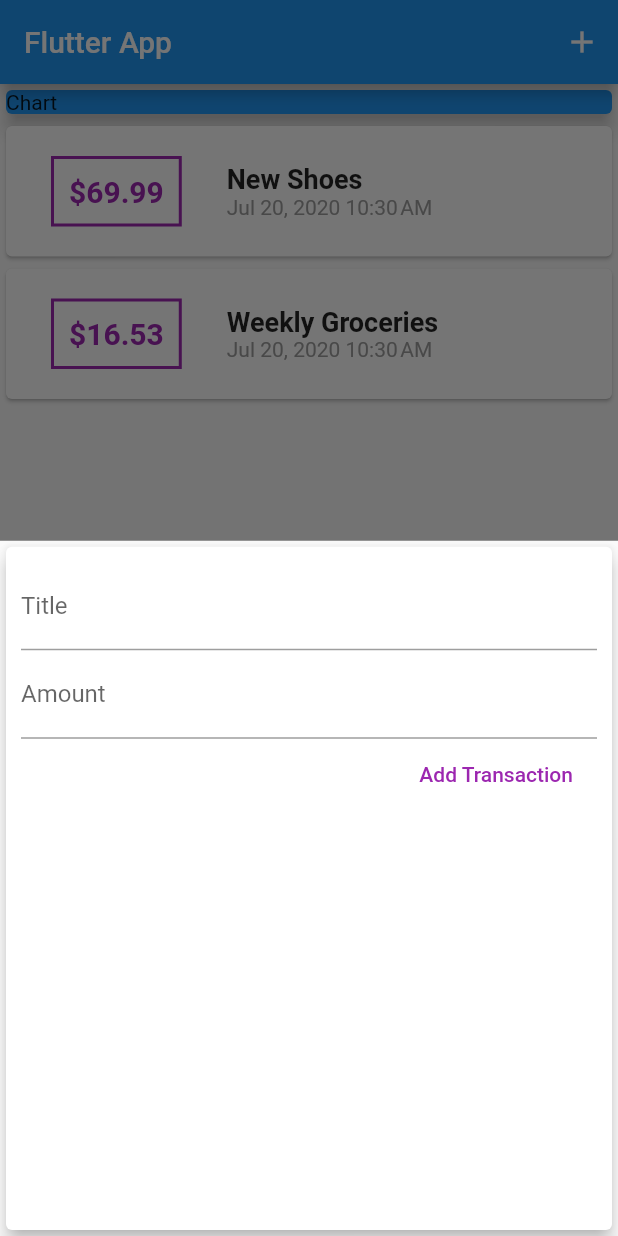
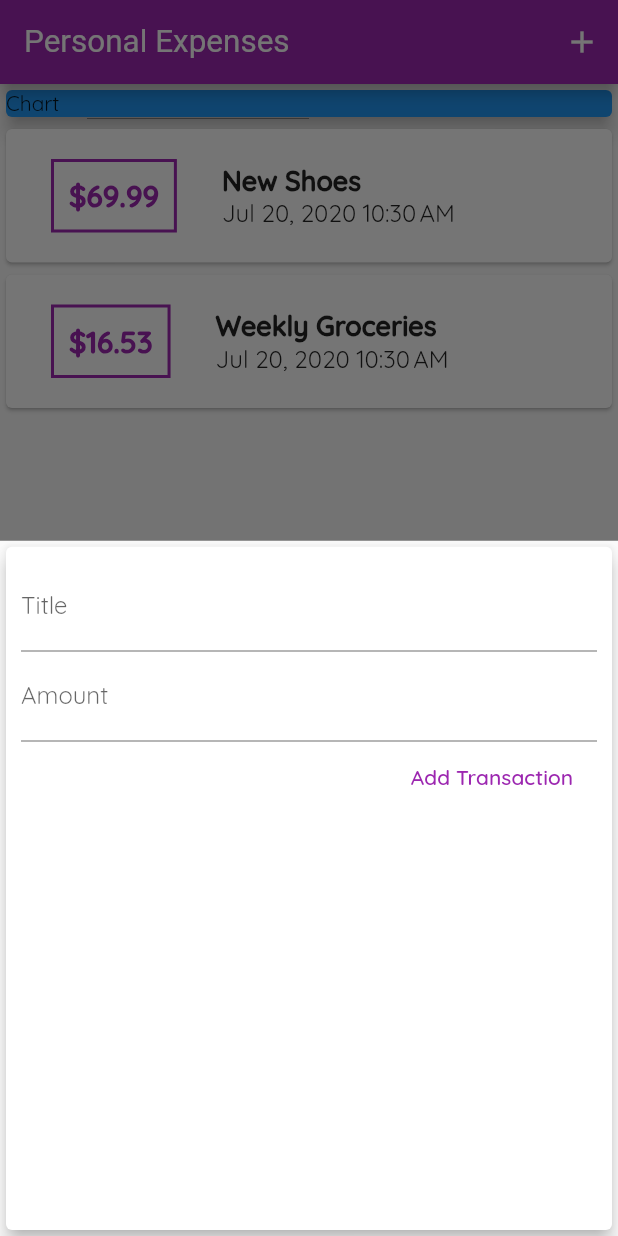
Before and after one commit to Amitpatil215/Expense-Tracker, a Flutter app: the screen it shows after launch, after a tap on the "add" icon, on a phone screen of 412 x 824 dp. Run offline on Flutter 3.47's test engine with Material 2 defaults, Android fonts, the phone set to English and light mode, and no system bars; Roboto replaces fonts that are missing (OpenSens).

Commit message:
Fonts, Theme added

```diff
--- a/lib/main.dart
+++ b/lib/main.dart
@@ -6,6 +6,26 @@ import './widgets/transaction_list.dart';
 
 void main() {
   runApp(MaterialApp(
+    title: "Personal Expenses",
+    theme: ThemeData(
+      primarySwatch: Colors.purple,
+      accentColor: Colors.amber,
+      fontFamily: 'Quicksand',
+      appBarTheme: AppBarTheme(
+        textTheme: ThemeData.light().textTheme.copyWith(
+              headline6: TextStyle(
+                fontFamily: 'OpenSens',
+                fontSize: 21,
+              ),
+          subtitle1: TextStyle(
+            fontFamily: 'OpenSens',
+            fontSize: 15,
+            color: Colors.black,
+          )
+            ),
+
+      ),
+    ),
     debugShowCheckedModeBanner: false,
     home: MyHomePage(),
   ));
@@ -54,7 +74,9 @@ class _MyHomePageState extends State<MyHomePage> {
   Widget build(BuildContext context) {
     return Scaffold(
       appBar: AppBar(
-        title: Text("Flutter App"),
+        title: Text(
+          "Personal Expenses",
+        ),
         actions: <Widget>[
           IconButton(
             icon: Icon(Icons.add),
--- a/lib/widgets/transaction_list.dart
+++ b/lib/widgets/transaction_list.dart
@@ -1,15 +1,16 @@
 import 'package:flutter/material.dart';
 import 'package:intl/intl.dart';
+
 import '../model/transaction.dart';
+
 class TransactionList extends StatelessWidget {
-
   final List<Transaction> fetchedTransactionList;
 
   TransactionList(this.fetchedTransactionList);
 
   @override
   Widget build(BuildContext context) {
-    return  Column(
+    return Column(
       children: fetchedTransactionList.map((anyVariable) {
         return Card(
           child: Row(
@@ -21,7 +22,7 @@ class TransactionList extends StatelessWidget {
                 ),
                 decoration: BoxDecoration(
                   border: Border.all(
-                    color: Colors.purple,
+                    color: Theme.of(context).primaryColor,
                     width: 2,
                   ),
                 ),
@@ -31,7 +32,7 @@ class TransactionList extends StatelessWidget {
                   style: TextStyle(
                     fontWeight: FontWeight.bold,
                     fontSize: 20,
-                    color: Colors.purple,
+                    color: Theme.of(context).primaryColor,
                   ),
                 ),
               ),
@@ -46,12 +47,8 @@ class TransactionList extends StatelessWidget {
                     ),
                   ),
                   Text(
-                    DateFormat.yMMMd("en_US")
-                        .add_jm()
-                        .format(anyVariable.date),
-                    style: TextStyle(
-                      color: Colors.grey,
-                    ),
+                    DateFormat.yMMMd("en_US").add_jm().format(anyVariable.date),
+                    style: Theme.of(context).textTheme.subtitle1,
                   )
                 ],
               ),
```
Also changed, not shown: pubspec.yaml (+12 -11 lines), assets/fonts/OpenSans-Bold.ttf (added), assets/fonts/OpenSans-Regular.ttf (added), assets/fonts/Quicksand-Bold.ttf (added), assets/fonts/Quicksand-Light.ttf (added), assets/fonts/Quicksand-Medium.ttf (added), assets/fonts/Quicksand-Regular.ttf (added).
